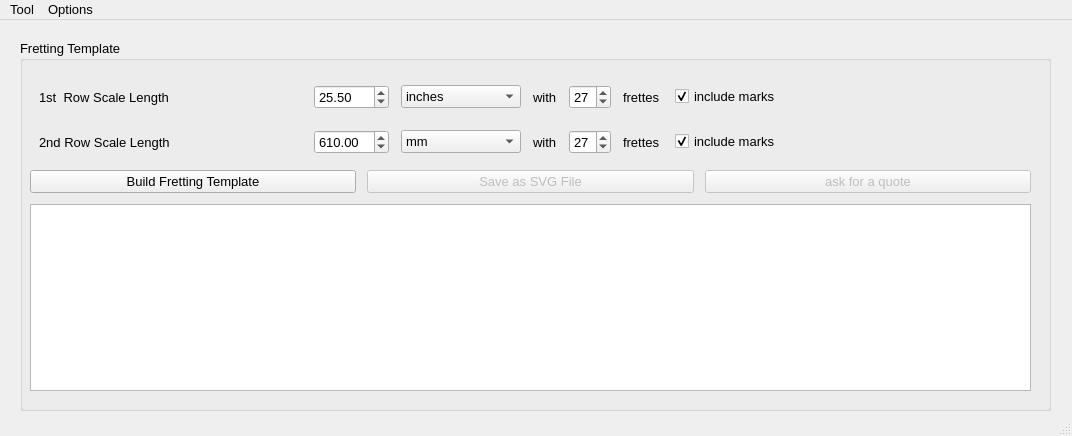
Above: libs/LutherieTemplatesV1_alpha.ui from Gad/LutherieTools before the change. Below: the same form after it.
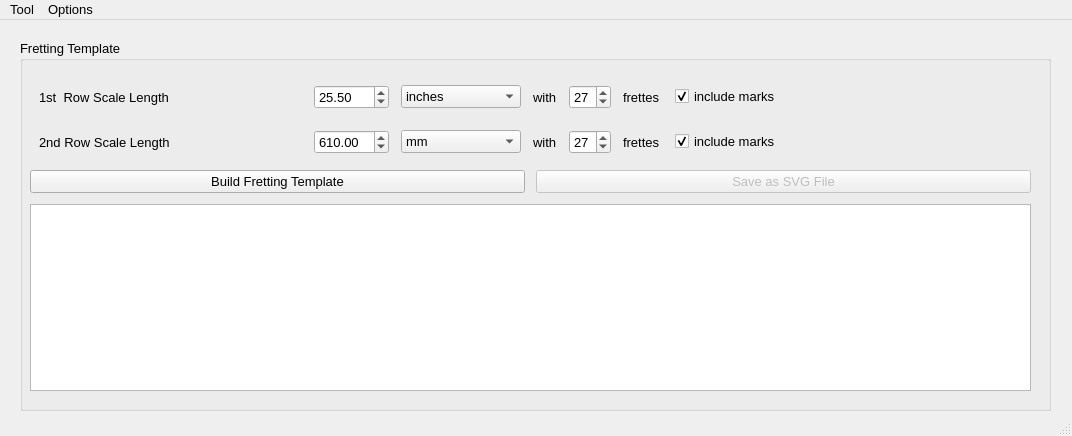
That is the form after the change. Icons and pictures are not drawn.

What changed in the file:
```diff
--- a/libs/LutherieTemplatesV1_alpha.ui
+++ b/libs/LutherieTemplatesV1_alpha.ui
@@ -299,28 +299,6 @@
           </property>
          </widget>
         </item>
-        <item>
-         <widget class="QPushButton" name="AskForQuoteButton">
-          <property name="enabled">
-           <bool>false</bool>
-          </property>
-          <property name="sizePolicy">
-           <sizepolicy hsizetype="Minimum" vsizetype="Fixed">
-            <horstretch>1</horstretch>
-            <verstretch>0</verstretch>
-           </sizepolicy>
-          </property>
-          <property name="sizeIncrement">
-           <size>
-            <width>0</width>
-            <height>0</height>
-           </size>
-          </property>
-          <property name="text">
-           <string>ask for a quote</string>
-          </property>
-         </widget>
-        </item>
        </layout>
       </item>
       <item>
```
Left out of the diff: 12 changed lines with no effect on the pictures.
